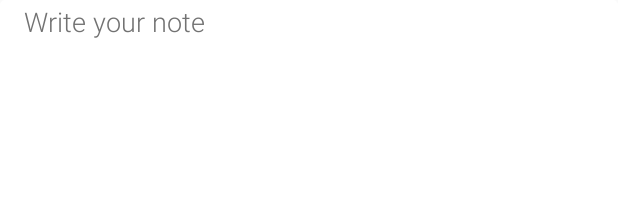
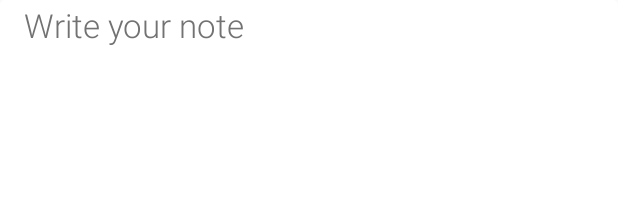
Before and after one commit to feridsource/Note-Taker, an Android app: the layout note_widget.xml on its own in the app's theme, with its tools: preview values and no code run, on a phone screen of 412 x 824 dp. Shown: the top 202 px of the screen. Run offline under Robolectric (Android 15) with nearby library versions, the phone set to English and light mode, and no system bars.

Commit message:
v4.2.0
v4.2.0

```diff
--- a/app/build.gradle
+++ b/app/build.gradle
@@ -8,8 +8,8 @@ android {
         applicationId "com.ferid.app.notetake"
         minSdkVersion 16
         targetSdkVersion 23
-        versionCode 22
-        versionName "4.1.0"
+        versionCode 23
+        versionName "4.2.0"
 
         generatedDensities = []
     }
--- a/app/src/main/res/layout/main.xml
+++ b/app/src/main/res/layout/main.xml
@@ -17,7 +17,7 @@
         android:gravity="top"
         android:background="@android:color/transparent"
         android:textColor="@color/primary_text"
-        android:textSize="@dimen/EditText_TextSize"
+        android:textSize="@dimen/text_size_large"
         android:fontFamily="@string/fontFamilyLight"
         android:hint="@string/noteHint"
         android:textColorHint="@color/secondary_text"
--- a/app/src/main/res/layout/note_widget.xml
+++ b/app/src/main/res/layout/note_widget.xml
@@ -11,7 +11,7 @@
         android:layout_width="match_parent"
         android:layout_height="match_parent"
         android:textColor="@color/primary_text"
-        android:textSize="@dimen/Widget_TextSize"
+        android:textSize="@dimen/text_size_large"
         android:fontFamily="@string/fontFamilyLight"
         android:hint="@string/noteHint"
         android:textColorHint="@color/secondary_text"/>
--- a/app/src/main/res/values/colors.xml
+++ b/app/src/main/res/values/colors.xml
@@ -1,11 +1,12 @@
 <?xml version="1.0" encoding="utf-8"?>
 <resources>
     <color name="white">#ffffff</color>
+    <color name="smooth_white">#FCF9F9</color>
     <color name="blackish">#212121</color>
     <color name="darkGray">#727272</color>
 
     <color name="background">@color/white</color>
-    <color name="transparentBackground">#80FCF9F9</color>
+    <color name="transparentBackground">#00000000</color>
 
     <color name="primary_text">@color/blackish</color>
     <color name="secondary_text">@color/darkGray</color>
--- a/app/src/main/res/values/dimens.xml
+++ b/app/src/main/res/values/dimens.xml
@@ -2,13 +2,10 @@
 <resources>
     <dimen name="default_margin">16dp</dimen>
 
-    <dimen name="EditText_TextSize">22sp</dimen>
-
-    <dimen name="Widget_TextSize">18sp</dimen>
-
-    <!-- text sizes -->
+    <!-- generic text sizes -->
     <dimen name="text_size_small">14sp</dimen>
     <dimen name="text_size_medium">18sp</dimen>
+    <dimen name="text_size_large">22sp</dimen>
 
     <dimen name="elevation">4dp</dimen>
 </resources>
```
Also changed, not shown: app/src/main/java/com/ferid/app/notetake/widget/NoteWidget.java (+16 -5 lines), 2 other files.
